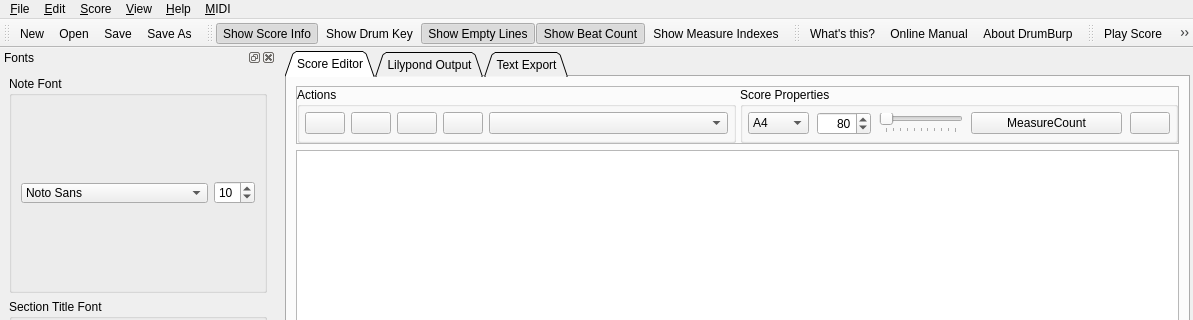
Old version of the form src/GUI/drumburp.ui in the repository Whatang/DrumBurp; both pictures show x 0 to 1193 and y 0 to 320 of the 1193 by 769 pixel window.
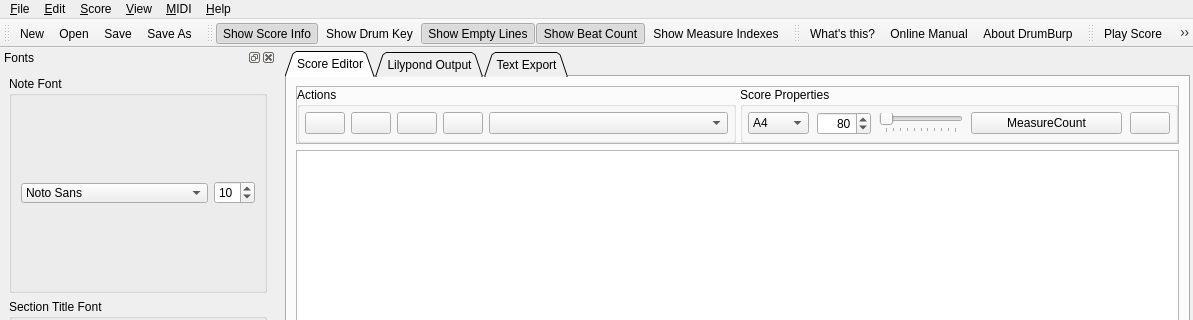
New version of the form. Icons and pictures are not drawn. Custom widgets are drawn as their Qt base class.

Commit message:
Display a splash screen explaining about update checks.
Closes #353.

Diff of the .ui file:
```diff
--- a/src/GUI/drumburp.ui
+++ b/src/GUI/drumburp.ui
@@ -1017,8 +1017,8 @@
    <addaction name="menuEdit"/>
    <addaction name="menuView"/>
    <addaction name="menuView_2"/>
-   <addaction name="menuHelp"/>
    <addaction name="menu_MIDI"/>
+   <addaction name="menuHelp"/>
   </widget>
   <widget class="QStatusBar" name="statusbar"/>
   <widget class="QToolBar" name="fileToolBar">
```
Left out of the diff: 4 changed lines with no effect on the pictures. The commit also changes 2 other files.
